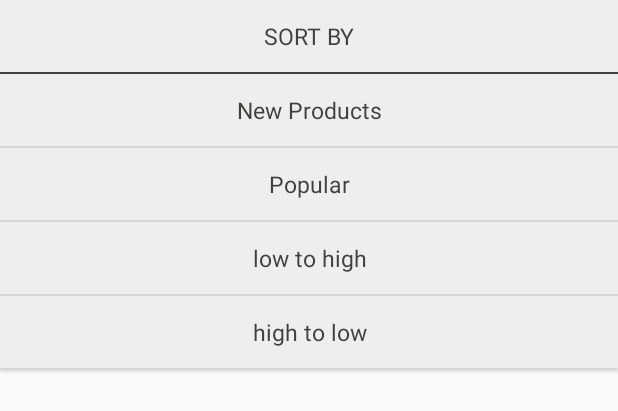
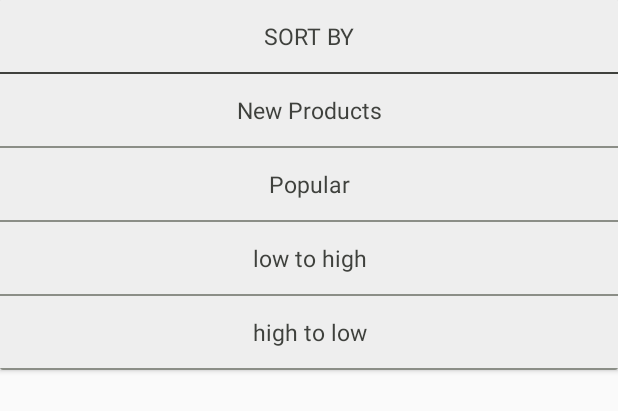
Before and after one commit to kirankumarTK/KClothingUser, an Android app: the layout sort_dialog_layout.xml on its own in the app's theme, with its tools: preview values and no code run, on a phone screen of 412 x 824 dp. Shown: the top 411 px of the screen. Run offline under Robolectric (Android 15) with nearby library versions, the light colour scheme and no system bars; Roboto replaces fonts that are not available here.

Commit message:
recent 3

```diff
--- a/app/src/main/res/layout/sort_dialog_layout.xml
+++ b/app/src/main/res/layout/sort_dialog_layout.xml
@@ -41,7 +41,7 @@
         <View
             android:layout_width="match_parent"
             android:layout_height="1dp"
-            android:background="@color/black1"></View>
+            android:background="@color/light_grey"></View>
 
         <TextView
             android:id="@+id/sortPopular"
@@ -56,7 +56,7 @@
         <View
             android:layout_width="match_parent"
             android:layout_height="1dp"
-            android:background="@color/black1"></View>
+            android:background="@color/light_grey"></View>
 
         <TextView
             android:id="@+id/sortLowToHigh"
@@ -71,7 +71,7 @@
         <View
             android:layout_width="match_parent"
             android:layout_height="1dp"
-            android:background="@color/black1"></View>
+            android:background="@color/light_grey"></View>
 
         <TextView
             android:id="@+id/sortHighToLow"
@@ -86,7 +86,7 @@
         <View
             android:layout_width="match_parent"
             android:layout_height="1dp"
-            android:background="@color/black1"></View>
+            android:background="@color/light_grey"></View>
 
         <TextView
             android:id="@+id/sortDate"
@@ -102,7 +102,7 @@
         <View
             android:layout_width="match_parent"
             android:layout_height="1dp"
-            android:background="@color/black1"
+            android:background="@color/light_grey"
             android:visibility="gone"></View>
     </LinearLayout>
 </android.support.v7.widget.CardView>
```
Also changed, not shown: app/src/main/java/com/example/im028/kclothinguser/activity/LoginActivity.java (+1 -82 lines).
